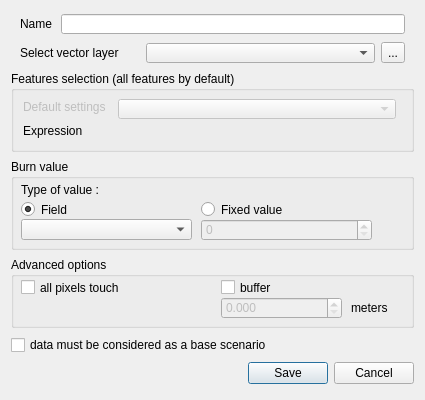
This is ui/vector_data_dialog.ui in MathieuChailloux/MitiConnect as Qt 5 draws it before an edit. The edited form follows.
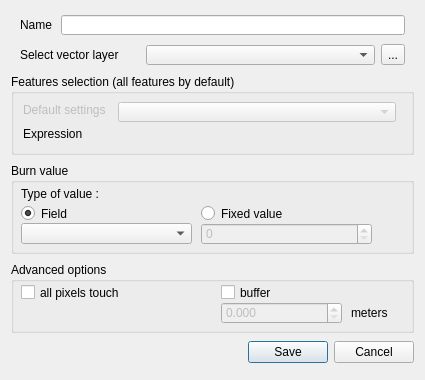
This is the edited form. Custom widgets are drawn as their Qt base class.

Patch:
```diff
--- a/ui/vector_data_dialog.ui
+++ b/ui/vector_data_dialog.ui
@@ -7,19 +7,19 @@
     <x>0</x>
     <y>0</y>
     <width>425</width>
-    <height>400</height>
+    <height>380</height>
    </rect>
   </property>
   <property name="minimumSize">
    <size>
     <width>0</width>
-    <height>400</height>
+    <height>380</height>
    </size>
   </property>
   <property name="maximumSize">
    <size>
     <width>16777215</width>
-    <height>400</height>
+    <height>16777215</height>
    </size>
   </property>
   <property name="windowTitle">
@@ -443,16 +443,6 @@
      </widget>
     </widget>
    </item>
-   <item>
-    <widget class="QCheckBox" name="isScenario">
-     <property name="enabled">
-      <bool>true</bool>
-     </property>
-     <property name="text">
-      <string>data must be considered as a base scenario</string>
-     </property>
-    </widget>
-   </item>
    <item>
     <widget class="QDialogButtonBox" name="vectorButtons">
      <property name="orientation">
```
